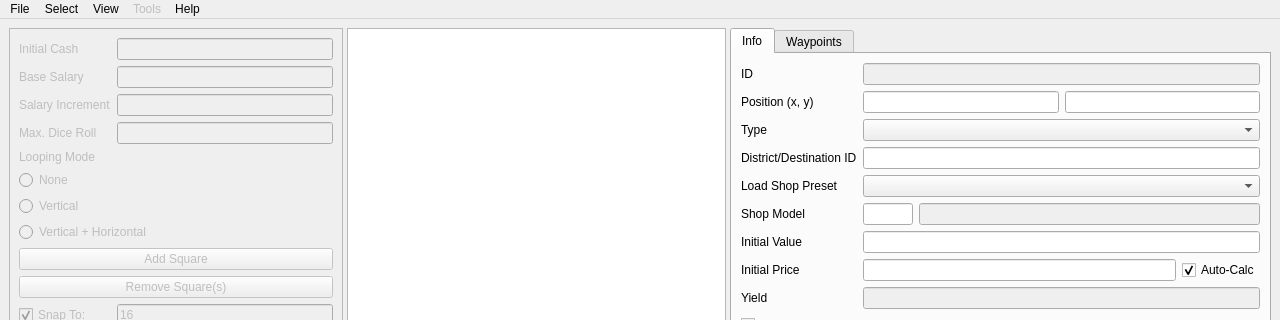
Old version of the form mainwindow.ui in the repository FortuneStreetModding/fortune-avenue-qt; both pictures show x 0 to 1280 and y 0 to 320 of the 1280 by 720 pixel window.
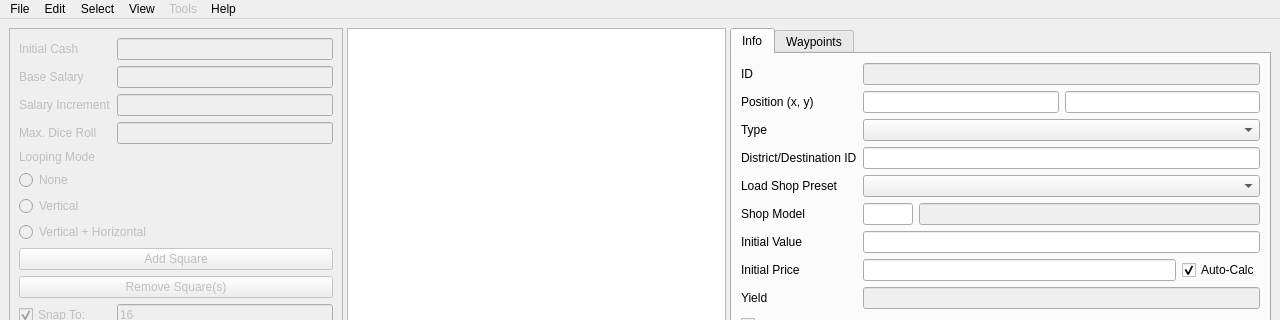
New version of the form. Icons and pictures are not drawn.

The edit to the form file:
```diff
--- a/mainwindow.ui
+++ b/mainwindow.ui
@@ -1292,7 +1292,13 @@
     <addaction name="actionFollowWaypoint2"/>
     <addaction name="actionFollowWaypoint3"/>
    </widget>
+   <widget class="QMenu" name="menuEdit">
+    <property name="title">
+     <string>Edit</string>
+    </property>
+   </widget>
    <addaction name="menuFile"/>
+   <addaction name="menuEdit"/>
    <addaction name="menuSelect"/>
    <addaction name="menuView"/>
    <addaction name="menuTools"/>
```
